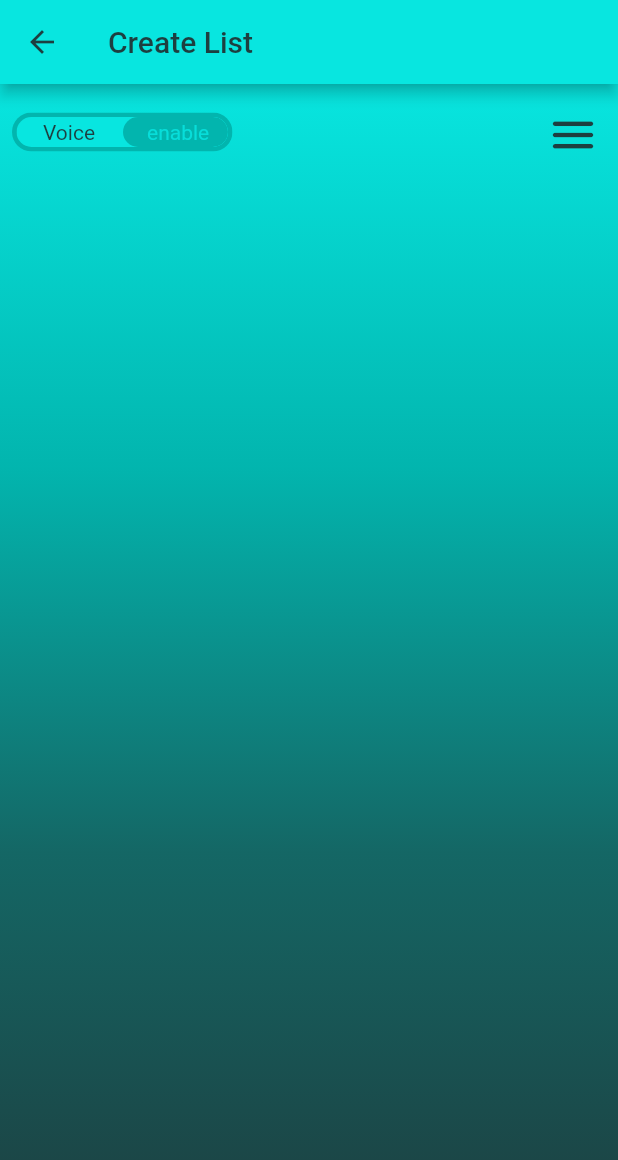
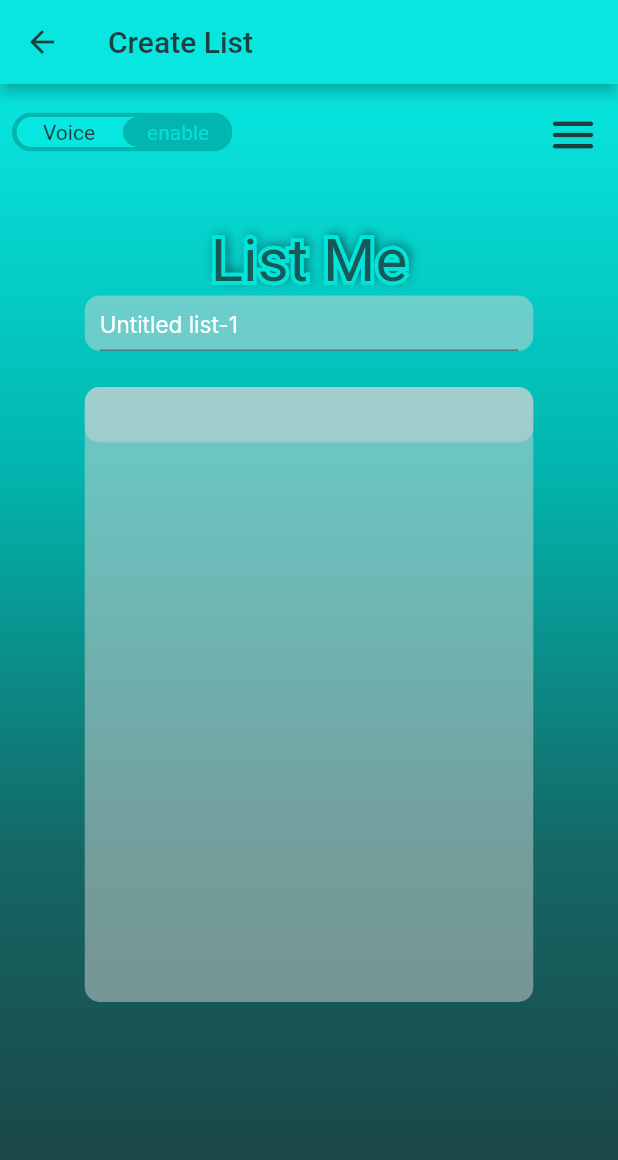
Before and after one commit to ListMe-MP/list_me, a Flutter app: the CreateList screen opened directly, on a phone screen of 412 x 824 dp. Shown: the top 1160 px of the screen. Run offline on Flutter 3.47's test engine with Material 2 defaults, Android fonts, the phone set to English and light mode, and no system bars; drawn by our look-alikes of toggle_switch; our stand-ins replace google_fonts, smooth_page_indicator; Roboto replaces fonts that are missing (Castoro, Inter).

Commit message:
modified UI design

```diff
--- a/lib/screens/create_list.dart
+++ b/lib/screens/create_list.dart
@@ -1,4 +1,5 @@
 import 'package:flutter/material.dart';
+import 'package:google_fonts/google_fonts.dart';
 import 'package:list_me/components/colors.dart';
 import 'package:list_me/data/menu_items.dart';
 import 'package:list_me/model/menu_item.dart';
@@ -6,9 +7,14 @@ import 'package:list_me/screens/Settings_page.dart';
 import 'package:list_me/screens/Share_page.dart';
 import 'package:toggle_switch/toggle_switch.dart';
 
-class CreateList extends StatelessWidget {
+class CreateList extends StatefulWidget {
   const CreateList({super.key});
 
+  @override
+  State<CreateList> createState() => _CreateListState();
+}
+
+class _CreateListState extends State<CreateList> {
   PopupMenuItem<MenuItem> buildItem(MenuItem item) => PopupMenuItem<MenuItem>(
       value: item,
       child: Row(
@@ -90,7 +96,94 @@ class CreateList extends StatelessWidget {
             ),
           ),
 
+          // title
+          Padding(
+            padding: EdgeInsets.only(top: 30.0),
+            child: Stack(
+              children: <Widget>[
+                // Stroked text as border.
+                Text(
+                  'List Me',
+                  style: GoogleFonts.castoro(
+                    fontSize: 40,
+                    shadows: [
+                      Shadow(
+                          blurRadius: 10.0,
+                          color: Colors.black,
+                          offset: Offset(2, -2))
+                    ],
+                    foreground: Paint()
+                      ..style = PaintingStyle.stroke
+                      ..strokeWidth = 5
+                      ..color = tc5,
+                  ),
+                ),
+                // Solid text as fill.
+                Text(
+                  'List Me',
+                  style: GoogleFonts.castoro(
+                    fontSize: 40,
+                    color: tc6,
+                  ),
+                ),
+              ],
+            ),
+          ),
+
           // body
+          Container(
+              width: 299,
+              height: 37,
+              decoration: ShapeDecoration(
+                  color: Color(0x7FD4D4D4),
+                  shape: RoundedRectangleBorder(
+                      borderRadius: BorderRadius.circular(10),
+                  ),
+              ),
+              child: const Padding(
+                padding: EdgeInsets.only(left: 10, right: 10),
+                child: TextField(
+                  decoration: InputDecoration(
+                    hintText: "Untitled list-1",
+                    hintStyle: TextStyle(
+                        color: Colors.white,
+                        fontSize: 15,
+                        fontFamily: 'Inter',
+                        fontWeight: FontWeight.w400,
+                    ),
+                  ),
+                ),
+              ),
+          ),
+
+          const SizedBox(
+            height: 24,
+          ),
+
+          Container(
+              width: 299,
+              height: 410,
+              decoration: ShapeDecoration(
+                  color: Color(0x7FD4D4D4),
+                  shape: RoundedRectangleBorder(
+                      borderRadius: BorderRadius.circular(10),
+                  ),
+              ),
+              child: Column(
+                children: [
+                  Container(
+                      width: 299,
+                      height: 37,
+                      decoration: ShapeDecoration(
+                          color: const Color(0x7FD4D4D4),
+                          shape: RoundedRectangleBorder(
+                              borderRadius: BorderRadius.circular(10),
+                          ),
+                      ),
+                  ),
+                ],
+              ),
+          ),
 
 
 
```
